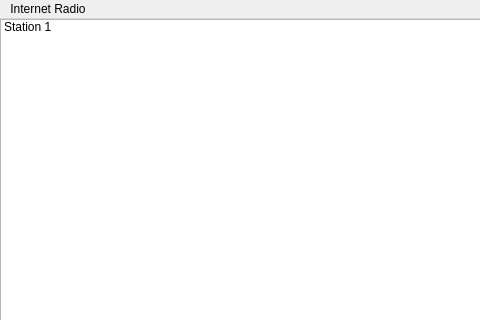
This is internetradiowindow.ui in gidzzz/openmediaplayer as Qt 5 draws it before an edit; both pictures show x 0 to 480 and y 0 to 320 of the 800 by 424 pixel window. The edited form follows.
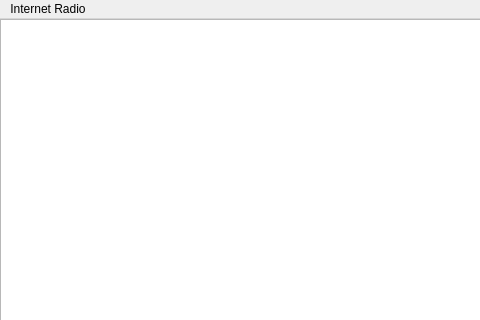
This is the edited form. Custom widgets are drawn as their Qt base class.

Commit message: Added MAFW source support to list internet radio stations.

Patch:
```diff
--- a/internetradiowindow.ui
+++ b/internetradiowindow.ui
@@ -26,11 +26,9 @@
     <layout class="QVBoxLayout" name="verticalLayout">
      <item>
       <widget class="QListWidget" name="listWidget">
-       <item>
-        <property name="text">
-         <string>Station 1</string>
-        </property>
-       </item>
+       <property name="alternatingRowColors">
+        <bool>true</bool>
+       </property>
       </widget>
      </item>
     </layout>
```
The commit also changes 2 other files.
